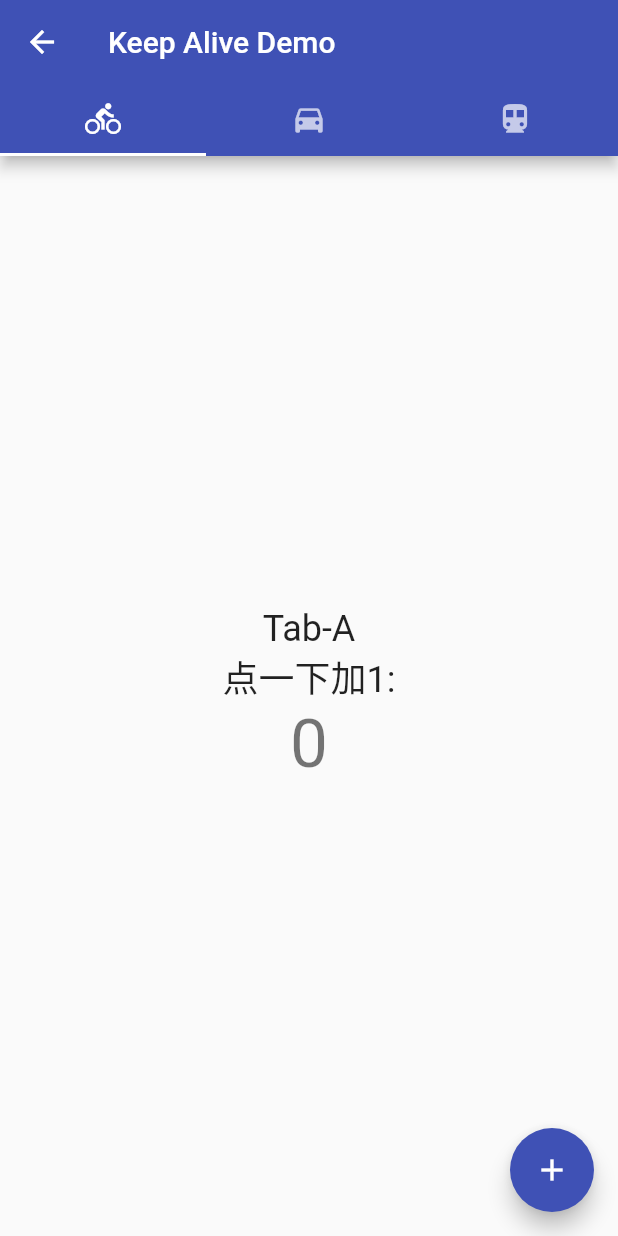
After one commit to jaceechan/hello_flutter, a Flutter app: the KeepAliveDemo screen opened directly, on a phone screen of 412 x 824 dp. The commit adds this screen. Run offline on Flutter 3.47's test engine with Material 2 defaults, Android fonts, the phone set to English and light mode, and no system bars.

Commit message:
feat: keep alive demo

```diff
--- /dev/null
+++ b/lib/pages/keep_alive.dart
@@ -0,0 +1,94 @@
+import 'package:flutter/material.dart';
+
+class KeepAliveDemo extends StatefulWidget {
+  const KeepAliveDemo({Key? key}) : super(key: key);
+
+  // This widget is the root of your application.
+  @override
+  State<KeepAliveDemo> createState() => _KeepAliveDemoState();
+}
+
+class _KeepAliveDemoState extends State<KeepAliveDemo>
+    with SingleTickerProviderStateMixin {
+  late TabController _controller;
+
+  @override
+  void initState() {
+    super.initState();
+    _controller = TabController(length: 3, vsync: this);
+  }
+
+  @override
+  void dispose() {
+    _controller.dispose();
+    super.dispose();
+  }
+
+  @override
+  Widget build(BuildContext context) {
+    return Scaffold(
+      appBar: AppBar(
+        title: const Text('Keep Alive Demo'),
+        bottom: TabBar(
+          controller: _controller,
+          tabs: const [
+            Tab(icon: Icon(Icons.directions_bike)),
+            Tab(icon: Icon(Icons.directions_car)),
+            Tab(icon: Icon(Icons.directions_transit)),
+          ],
+        ),
+      ),
+      body: TabBarView(controller: _controller, children: const [
+        KeepAliveInside(title: 'A'),
+        KeepAliveInside(title: 'B'),
+        KeepAliveInside(title: 'C'),
+      ]),
+    );
+  }
+}
+
+class KeepAliveInside extends StatefulWidget {
+  const KeepAliveInside({Key? key, required this.title}) : super(key: key);
+
+  final String title;
+
+  // This widget is the root of your application.
+  @override
+  State<KeepAliveInside> createState() => _KeepAliveInsideState();
+}
+
+class _KeepAliveInsideState extends State<KeepAliveInside>
+    with AutomaticKeepAliveClientMixin {
+  int _counter = 0;
+
+  @override
+  bool get wantKeepAlive => true;
+
+  void _incrementCounter() {
+    setState(() {
+      _counter++;
+    });
+  }
+
+  @override
+  Widget build(BuildContext context) {
+    return Scaffold(
+        body: Center(
+          child: Column(
+            mainAxisAlignment: MainAxisAlignment.center,
+            children: <Widget>[
+              Text('Tab-${widget.title}',
+                  style: Theme.of(context).textTheme.headline5),
+              Text('点一下加1:', style: Theme.of(context).textTheme.headline5),
+              Text('$_counter', style: Theme.of(context).textTheme.headline3)
+            ],
+          ),
+        ),
+        floatingActionButton: FloatingActionButton(
+          tooltip: 'Add',
+          backgroundColor: Colors.indigo,
+          onPressed: _incrementCounter,
+          child: const Icon(Icons.add, color: Colors.white),
+        ));
+  }
+}
--- a/lib/pages/list.dart
+++ b/lib/pages/list.dart
@@ -1,4 +1,5 @@
 import 'package:hello_flutter/pages/frosted_glass.dart';
+import 'package:hello_flutter/pages/keep_alive.dart';
 import 'package:hello_flutter/pages/route_demos.dart';
 import 'package:flutter/material.dart';
 
@@ -11,7 +12,8 @@ class ListPage extends StatelessWidget {
     Widget divider = const Divider(color: Colors.black26);
     final items = [
       {'title': '路由动画', 'route': const RouteDemos()},
-      {'title': '毛玻璃效果', 'route': const FrostedGlassDemo()}
+      {'title': '毛玻璃效果', 'route': const FrostedGlassDemo()},
+      {'title': '保持页面状态', 'route': const KeepAliveDemo()}
     ];
     return Scaffold(
         appBar: AppBar(title: const Text('Demos')),
```
